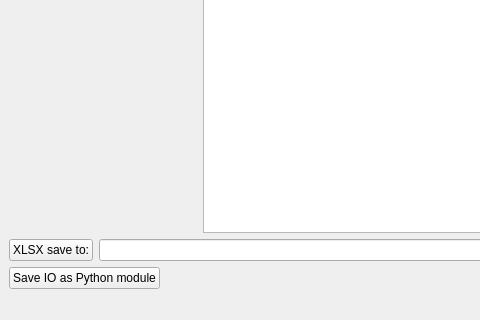
Above: ui/iogen_main.ui from DamirKh/io_ref before the change; both pictures show x 0 to 480 and y 435 to 755 of the 1114 by 755 pixel window. Below: the same form after it.
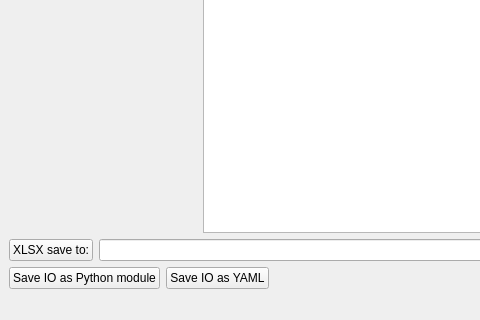
That is the form after the change.

Commit message: save as YAML

The edit to the form file:
```diff
--- a/ui/iogen_main.ui
+++ b/ui/iogen_main.ui
@@ -234,6 +234,13 @@
         </property>
        </widget>
       </item>
+      <item>
+       <widget class="QPushButton" name="pushButton_save_YAML">
+        <property name="text">
+         <string>Save IO as YAML</string>
+        </property>
+       </widget>
+      </item>
       <item>
        <spacer name="horizontalSpacer">
         <property name="orientation">
```
The commit also changes 4 other files.
